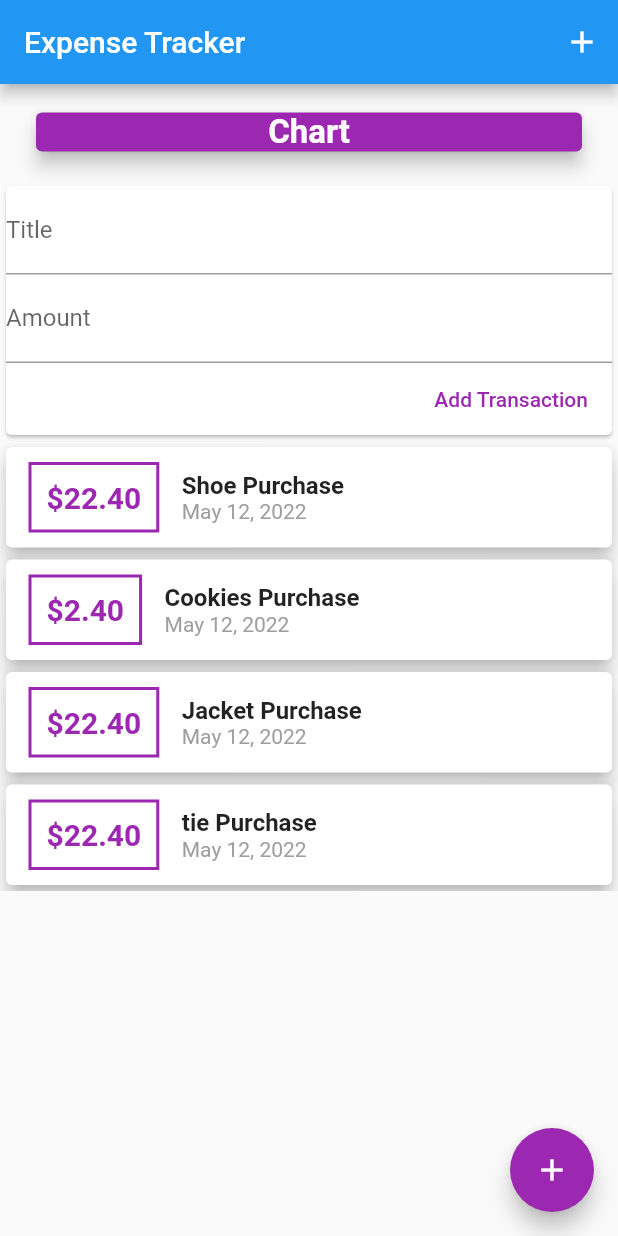
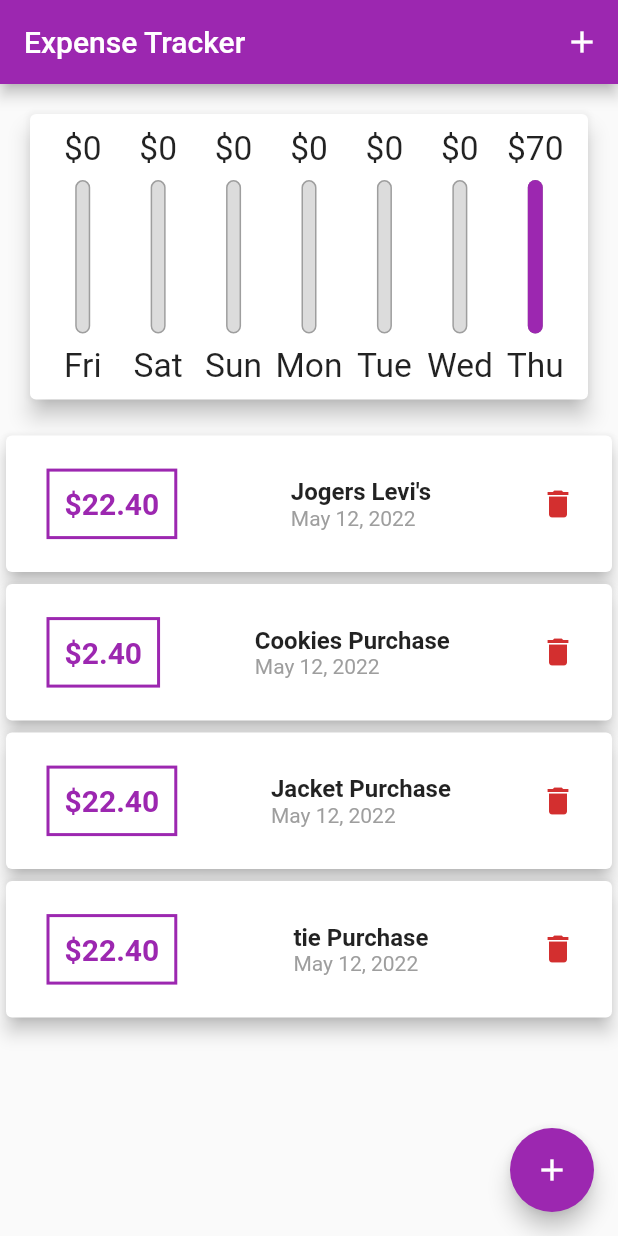
Before and after one commit to saeed-sikandar/expense-manager, a Flutter app: the screen it shows after launch, on a phone screen of 412 x 824 dp. Run offline on Flutter 3.47's test engine with Material 2 defaults, Android fonts, the phone set to English and light mode, and no system bars.

Commit message:
Complete with responsive

```diff
--- a/lib/main.dart
+++ b/lib/main.dart
@@ -1,6 +1,9 @@
 // ignore_for_file: prefer_const_constructors
 
-import 'package:expense/widgets/user_transaction.dart';
+import './widgets/new_transaction.dart';
+import './widgets/transaction_list.dart';
+import './widgets/Chart.dart';
+import './models/transaction.dart';
 import 'package:flutter/material.dart';
 
 void main() {
@@ -14,58 +17,144 @@ class App extends StatelessWidget {
   Widget build(BuildContext context) {
     return MaterialApp(
       title: 'Expense Tracker',
+      theme: ThemeData(
+        primarySwatch: Colors.purple,
+        accentColor: Colors.amber,
+      ),
       home: Home(),
     );
   }
 }
 
-class Home extends StatelessWidget {
+class Home extends StatefulWidget {
   Home({Key? key}) : super(key: key);
 
   @override
+  State<Home> createState() => _HomeState();
+}
+
+class _HomeState extends State<Home> {
+  final List<Transaction> _userTransactions = [
+    Transaction(
+      id: '1',
+      title: 'Jogers Levi\'s',
+      amount: 22.4,
+      date: DateTime.now(),
+    ),
+    Transaction(
+      id: '2',
+      title: 'Cookies Purchase',
+      amount: 2.4,
+      date: DateTime.now(),
+    ),
+    Transaction(
+      id: '3',
+      title: 'Jacket Purchase',
+      amount: 22.4,
+      date: DateTime.now(),
+    ),
+    Transaction(
+      id: '4',
+      title: 'tie Purchase',
+      amount: 22.4,
+      date: DateTime.now(),
+    ),
+  ];
+
+  List<Transaction> get _recentTransactions {
+    return _userTransactions.where((element) {
+      return element.date.isAfter(
+        DateTime.now().subtract(Duration(days: 7)),
+      );
+    }).toList();
+  }
+
+  void _addNewTransaction(String title, double amount, DateTime chosenDate) {
+    final newTx = Transaction(
+        id: DateTime.now().toString(),
+        title: title,
+        amount: amount,
+        date: chosenDate);
+    setState(() {
+      _userTransactions.add(newTx);
+    });
+  }
+
+  void _startAddNewTransaction(ctx) {
+    showModalBottomSheet(
+        context: ctx,
+        builder: (_) {
+          return NewTransaction(
+            addTransaction: _addNewTransaction,
+          );
+        });
+  }
+
+  void _deleteTransaction(String id) {
+    setState(() {
+      _userTransactions.removeWhere((element) => element.id == id);
+    });
+  }
+
+  @override
   Widget build(BuildContext context) {
-    return Scaffold(
-      appBar: AppBar(
+    final appBar = AppBar(
       title: const Text('Expense Tracker'),
       actions: <Widget>[
         IconButton(
-            onPressed: () {},
+          onPressed: () => _startAddNewTransaction(context),
           icon: Icon(Icons.add),
         )
       ],
-      ),
+    );
+    return Scaffold(
+      appBar: appBar,
       body: SingleChildScrollView(
         child: Column(
           children: <Widget>[
             // ignore: avoid_unnecessary_containers
 
             Container(
-              width: double.infinity,
-              padding: EdgeInsets.all(10),
-              margin: EdgeInsets.symmetric(vertical: 5, horizontal: 10),
-              child: Card(
-                color: Colors.purple,
-                child: Text(
-                  'Chart',
-                  style: TextStyle(
-                    color: Colors.white,
-                    fontWeight: FontWeight.bold,
-                    fontSize: 22,
+              height: (MediaQuery.of(context).size.height - appBar.preferredSize.height - MediaQuery.of(context).padding.top) * 0.3,
+              child: Chart(_recentTransactions),
             ),
-                  textAlign: TextAlign.center,
+            _userTransactions.isEmpty
+                ? Container(
+                  height: (MediaQuery.of(context).size.height - appBar.preferredSize.height - MediaQuery.of(context).padding.top) * 0.7,
+                  child: Column(
+                      children: <Widget>[
+                        Text(
+                          'No transactions added yet!',
+                          style: TextStyle(fontSize: 22),
                         ),
-                elevation: 5,
+                        Container(
+                          margin: EdgeInsets.only(top: 25),
+                          height: 200,
+                          child: Image(
+                            image: AssetImage('assets/images/waiting.png'),
+                            fit: BoxFit.cover,
                           ),
                         ),
-            UserTransaction(),
+                      ],
+                    ),
+                )
+                : Container(
+                  height: (MediaQuery.of(context).size.height - appBar.preferredSize.height - MediaQuery.of(context).padding.top) * 0.7 ,
+                  child: TransactionLists(
+                      userTransactions: _userTransactions,
+                      deleteTransaction: _deleteTransaction,
+                    ),
+                )
           ],
         ),
       ),
       floatingActionButton: FloatingActionButton(
-        onPressed: () {},
-        backgroundColor: Colors.purple,
-        child: Icon(Icons.add),
-      ),
+          onPressed: () => _startAddNewTransaction(context),
+          backgroundColor: Theme.of(context).primaryColor,
+          foregroundColor: Colors.white,
+          child: Icon(
+            Icons.add,
+          )),
     );
   }
 }
--- /dev/null
+++ b/lib/widgets/Chart.dart
@@ -0,0 +1,66 @@
+import './chart_bar.dart';
+import 'package:flutter/material.dart';
+import 'package:intl/intl.dart';
+import '../models/transaction.dart';
+
+class Chart extends StatelessWidget {
+  final List<Transaction> recentTransactions;
+
+  Chart(this.recentTransactions);
+
+  List<Map<String, Object>> get groupTransactionValues {
+    return List.generate(7, (index) {
+      final weekDay = DateTime.now().subtract(Duration(days: index));
+      double totalSum = 0.0;
+
+      for (int i = 0; i < recentTransactions.length; i++) {
+        if (recentTransactions[i].date.day == weekDay.day &&
+            recentTransactions[i].date.month == weekDay.month &&
+            recentTransactions[i].date.year == weekDay.year) {
+          totalSum += recentTransactions[i].amount;
+        }
+      }
+
+      return {
+        'days': DateFormat.E().format(weekDay),
+        'amount': totalSum,
+      };
+    }).reversed.toList();
+  }
+
+  double get totalSpending {
+    return groupTransactionValues.fold(0.0, (previousValue, element) {
+      return previousValue + (element['amount'] as double);
+    });
+  }
+
+  @override
+  Widget build(BuildContext context) {
+    return Card(
+      elevation: 6,
+      margin: EdgeInsets.all(20),
+      child: Padding(
+        padding: const EdgeInsets.all(10),
+        child: Row(
+          mainAxisAlignment: MainAxisAlignment.spaceBetween,
+          children: groupTransactionValues.map((e) {
+            // print(e['amount'] == 0.0
+            //     ? 0.0
+            //     : (e['amount'] as double) / totalSpending);
+            // return Text('sa');
+            return Flexible(
+              fit: FlexFit.tight,
+              child: ChartBar(
+                (e['days'] as String),
+                (e['amount'] as double),
+                e['amount'] == 0.0
+                    ? 0.0
+                    : (e['amount'] as double) / totalSpending,
+              ),
+            );
+          }).toList(),
+        ),
+      ),
+    );
+  }
+}
--- /dev/null
+++ b/lib/widgets/chart_bar.dart
@@ -0,0 +1,59 @@
+import 'package:flutter/material.dart';
+
+class ChartBar extends StatelessWidget {
+  final String label;
+  final double spendingAmount;
+  final double spendingPctOfTotal;
+
+  const ChartBar(this.label, this.spendingAmount, this.spendingPctOfTotal);
+
+  @override
+  Widget build(BuildContext context) {
+    return LayoutBuilder(builder: ((context, constraints) {
+      return Column(
+        children: <Widget>[
+          Container(
+            height: constraints.maxHeight * 0.15,
+            child: FittedBox(
+              child: Text('\$${spendingAmount.toStringAsFixed(0)}'),
+            ),
+          ),
+          SizedBox(
+            height: constraints.maxHeight * 0.05,
+          ),
+          Container(
+            height: constraints.maxHeight * 0.6,
+            width: 10,
+            child: Stack(
+              children: <Widget>[
+                Container(
+                  decoration: BoxDecoration(
+                    border: Border.all(color: Colors.grey, width: 1),
+                    borderRadius: BorderRadius.circular(10),
+                    color: Color.fromRGBO(220, 220, 220, 1),
+                  ),
+                ),
+                FractionallySizedBox(
+                  heightFactor: spendingPctOfTotal,
+                  child: Container(
+                    decoration: BoxDecoration(
+                      color: Theme.of(context).primaryColor,
+                      borderRadius: BorderRadius.circular(10),
+                    ),
+                  ),
+                )
+              ],
+            ),
+          ),
+          SizedBox(
+            height: constraints.maxHeight * 0.05,
+          ),
+          Container(
+            height: constraints.maxHeight * 0.15,
+            child: FittedBox(child: Text(label)),
+          ),
+        ],
+      );
+    }));
+  }
+}
--- a/lib/widgets/new_transaction.dart
+++ b/lib/widgets/new_transaction.dart
@@ -1,15 +1,23 @@
 import 'package:flutter/material.dart';
+import 'package:intl/intl.dart';
 
-class NewTransaction extends StatelessWidget {
+class NewTransaction extends StatefulWidget {
   final Function addTransaction;
   NewTransaction({Key? key, required this.addTransaction}) : super(key: key);
+
+  @override
+  State<NewTransaction> createState() => _NewTransactionState();
+}
+
+class _NewTransactionState extends State<NewTransaction> {
   final titleController = TextEditingController();
   final amountController = TextEditingController();
+  var _selectedDate;
+
   @override
   Widget build(BuildContext context) {
     return Card(
       child: Column(
-        mainAxisAlignment: MainAxisAlignment.center,
         crossAxisAlignment: CrossAxisAlignment.end,
         children: <Widget>[
           TextField(
@@ -27,10 +35,29 @@ class NewTransaction extends StatelessWidget {
             keyboardType: TextInputType.number,
             onSubmitted: (_) => submitTransaction,
           ),
-          FlatButton(
+          Container(
+            height: 70,
+            child: Row(
+              children: <Widget>[
+                Expanded(child: Text( _selectedDate == null ? 'No Chosen Date!' : "Picked Date: ${DateFormat.yMd().format(_selectedDate)}")),
+                FlatButton(
+                  textColor: Theme.of(context).primaryColor,
+                  onPressed: _presentDatePicker,
+                  child: Text(
+                    'Choose Date',
+                    style: TextStyle(fontWeight: FontWeight.bold),
+                  ),
+                )
+              ],
+            ),
+          ),
+          RaisedButton(
             onPressed: submitTransaction,
-            child: Text('Add Transaction'),
-            textColor: Colors.purple,
+            child: Text(
+              'Add Transaction',
+              style: TextStyle(color: Colors.white),
+            ),
+            color: Theme.of(context).primaryColor,
           )
         ],
       ),
@@ -40,8 +67,23 @@ class NewTransaction extends StatelessWidget {
   void submitTransaction() {
     final title = titleController.text;
     final amount = double.parse(amountController.text);
-    if (title.isEmpty || amount <= 0) return;
+    if (title.isEmpty || amount <= 0 || _selectedDate == null) return;
 
-    addTransaction(title, amount);
+    widget.addTransaction(title, amount,_selectedDate);
+    Navigator.of(context).pop();
+  }
+
+  void _presentDatePicker() {
+    showDatePicker(
+      context: context,
+      initialDate: DateTime.now(),
+      firstDate: DateTime(2022),
+      lastDate: DateTime.now(),
+    ).then((pickedDate) {
+        if(pickedDate == null) return;
+        setState(() {
+          _selectedDate = pickedDate;
+        });
+    });
   }
 }
--- a/lib/widgets/transaction_list.dart
+++ b/lib/widgets/transaction_list.dart
@@ -5,33 +5,39 @@ import 'package:intl/intl.dart';
 class TransactionLists extends StatelessWidget {
   // ignore: prefer_typing_uninitialized_variables
   final List<Transaction> userTransactions;
+  final Function deleteTransaction;
 
-  const TransactionLists({Key? key, required this.userTransactions})
+  const TransactionLists({Key? key, required this.userTransactions, required this.deleteTransaction})
       : super(key: key);
   @override
   Widget build(BuildContext context) {
     return Container(
-      height: 300,
+      height: 500,
       child: ListView.builder(
         itemBuilder: (context, index) {
           return Card(
             elevation: 5,
+            child: Padding(
+              padding: const EdgeInsets.all(12.0),
               child: Row(
+                mainAxisAlignment: MainAxisAlignment.spaceBetween,
                 children: <Widget>[
                   Container(
                     margin: EdgeInsets.symmetric(vertical: 10, horizontal: 15),
                     padding: EdgeInsets.all(10),
                     decoration: BoxDecoration(
                         border: Border.all(
-                    color: Colors.purple,
+                      color: Theme.of(context).primaryColor,
                       width: 2,
                     )),
+                    child: FittedBox(
                       child: Text(
                         '\$${userTransactions[index].amount.toStringAsFixed(2)}',
                         style: TextStyle(
                           fontWeight: FontWeight.bold,
                           fontSize: 20,
-                      color: Colors.purple,
+                          color: Theme.of(context).primaryColor,
+                        ),
                       ),
                     ),
                   ),
@@ -52,8 +58,17 @@ class TransactionLists extends StatelessWidget {
                         ),
                       ),
                     ],
+                  ),
+                  IconButton(
+                    onPressed: () => deleteTransaction(userTransactions[index].id),
+                    icon: Icon(
+                      Icons.delete,
+                      color: Theme.of(context).errorColor,
+
+                    ),
                   )
                 ],
+              ),
             ),
           );
         },
--- a/lib/widgets/user_transaction.dart
+++ /dev/null
@@ -1,79 +0,0 @@
-import 'package:flutter/material.dart';
-import '../models/transaction.dart';
-import './new_transaction.dart';
-import './transaction_list.dart';
-
-class UserTransaction extends StatefulWidget {
-  @override
-  State<UserTransaction> createState() => _UserTransactionState();
-}
-
-class _UserTransactionState extends State<UserTransaction> {
-  final List<Transaction> _userTransactions = [
-    Transaction(
-      id: '1',
-      title: 'Shoe Purchase',
-      amount: 22.4,
-      date: DateTime.now(),
-    ),
-    Transaction(
-      id: '2',
-      title: 'Cookies Purchase',
-      amount: 2.4,
-      date: DateTime.now(),
-    ),
-    Transaction(
-      id: '3',
-      title: 'Jacket Purchase',
-      amount: 22.4,
-      date: DateTime.now(),
-    ),
-    Transaction(
-      id: '4',
-      title: 'tie Purchase',
-      amount: 22.4,
-      date: DateTime.now(),
-    ),
-    Transaction(
-      id: '5',
-      title: 'shirt Purchase',
-      amount: 22.4,
-      date: DateTime.now(),
-    ),
-    Transaction(
-      id: '6',
-      title: 'laptop Purchase',
-      amount: 22.4,
-      date: DateTime.now(),
-    ),
-    Transaction(
-      id: '545',
-      title: 'Bike Purchase',
-      amount: 2222.4,
-      date: DateTime.now(),
-    ),
-  ];
-
-  void _addNewTransaction(String title, double amount) {
-    final newTx = Transaction(
-        id: DateTime.now().toString(),
-        title: title,
-        amount: amount,
-        date: DateTime.now());
-    setState(() {
-      _userTransactions.add(newTx);
-    });
-  }
-
-  @override
-  Widget build(BuildContext context) {
-    return Column(
-      children: <Widget>[
-        NewTransaction(
-          addTransaction: _addNewTransaction,
-        ),
-        TransactionLists(userTransactions: _userTransactions),
-      ],
-    );
-  }
-}
```
Also changed, not shown: pubspec.yaml (+3 -5 lines), assets/images/flutter_01.png (added), assets/images/waiting.png (added). Lines whose indentation alone changed are shown as unchanged.
